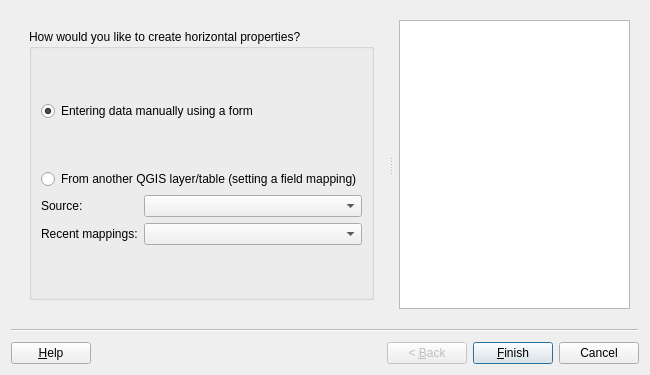
The window that asistente_ladm_col/ui/wiz_create_horizontal_property_valuation.ui (SwissTierrasColombia/Asistente-LADM-COL) describes before a commit, drawn with Qt 5.
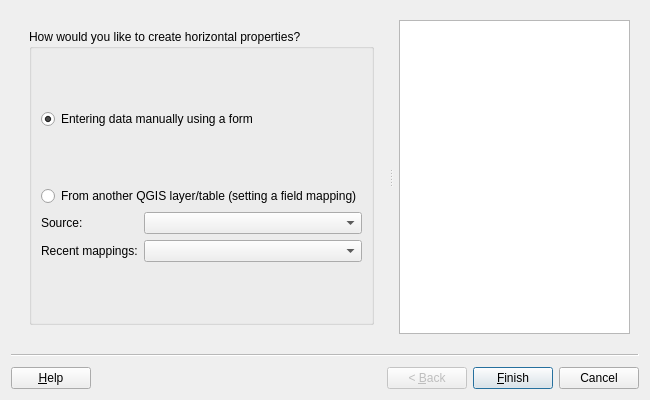
The same window after the commit. Custom widgets are drawn as their Qt base class.

The edit to the form file:
```diff
--- a/asistente_ladm_col/ui/wiz_create_horizontal_property_valuation.ui
+++ b/asistente_ladm_col/ui/wiz_create_horizontal_property_valuation.ui
@@ -7,7 +7,7 @@
     <x>0</x>
     <y>0</y>
     <width>650</width>
-    <height>375</height>
+    <height>400</height>
    </rect>
   </property>
   <property name="windowTitle">
```
